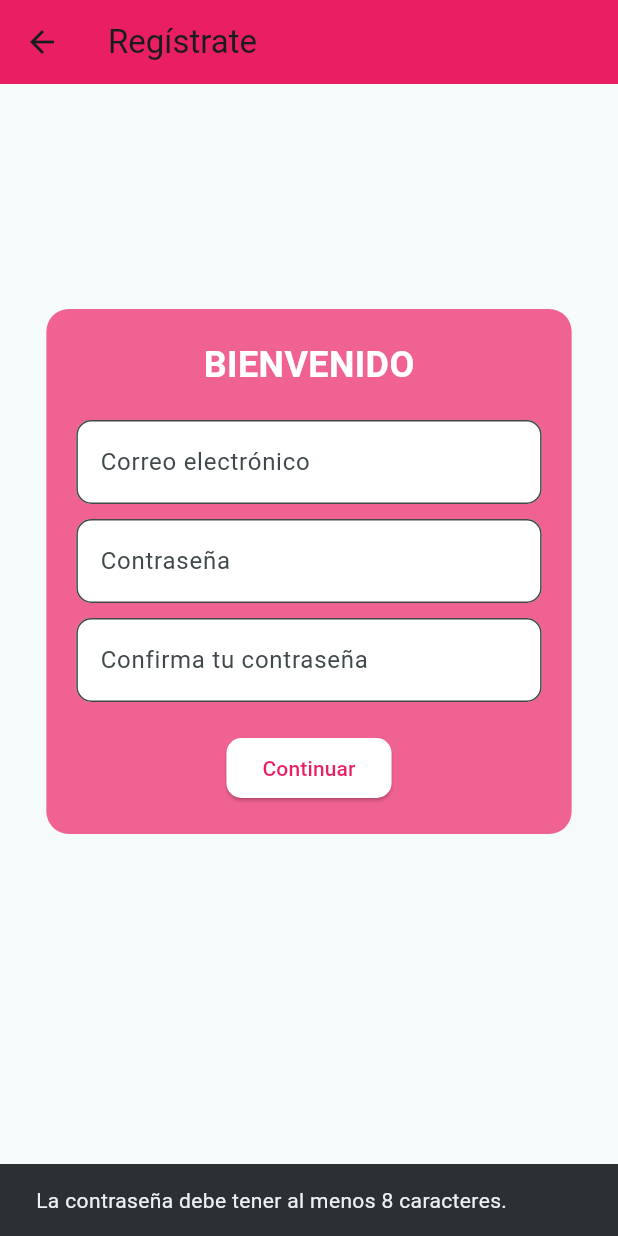
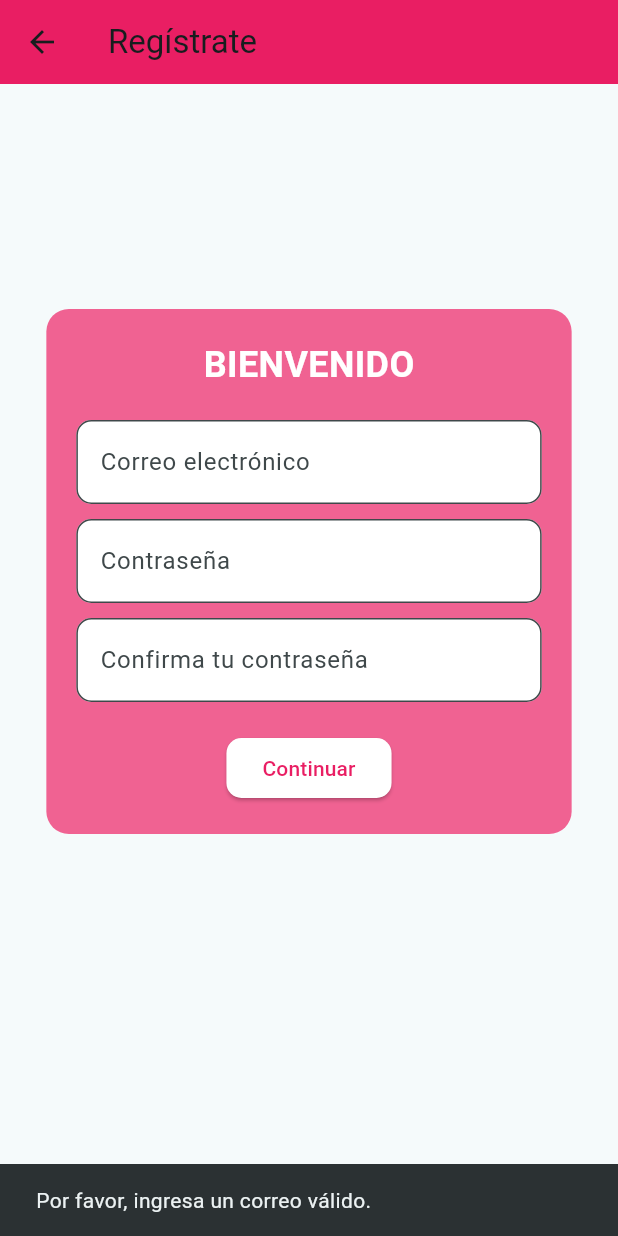
Before and after one commit to Sofia19c/AppFlutter, a Flutter app: the RegistratePage screen opened directly, after a tap on "Continuar", on a phone screen of 412 x 824 dp. Run offline on Flutter 3.47's test engine with Material 3 defaults, Android fonts, the phone set to English and light mode, and no system bars; our stand-ins replace youtube_player_flutter.

Commit message:
validar correo electronico

```diff
--- a/flutter_application_1/lib/pages/registrate.dart
+++ b/flutter_application_1/lib/pages/registrate.dart
@@ -11,11 +11,22 @@ class _RegistratePageState extends State<RegistratePage> {
   final TextEditingController passwordController = TextEditingController();
   final TextEditingController confirmPasswordController = TextEditingController();
 
+  // Expresión regular para validar un correo electrónico
+  final RegExp emailRegex = RegExp(r'^[^@]+@[^@]+\.[^@]+$');
+
   // Método para validar y procesar el registro
   void validateAndRegister() {
-    final email = emailController.text;
+    final email = emailController.text.trim();
     final password = passwordController.text;
     final confirmPassword = confirmPasswordController.text;
+
+    if (!emailRegex.hasMatch(email)) {
+      // Correo no válido
+      ScaffoldMessenger.of(context).showSnackBar(
+        SnackBar(content: Text('Por favor, ingresa un correo válido.')),
+      );
+      return;
+    }
 
     if (password.length < 8) {
       // Contraseña demasiado corta
```
